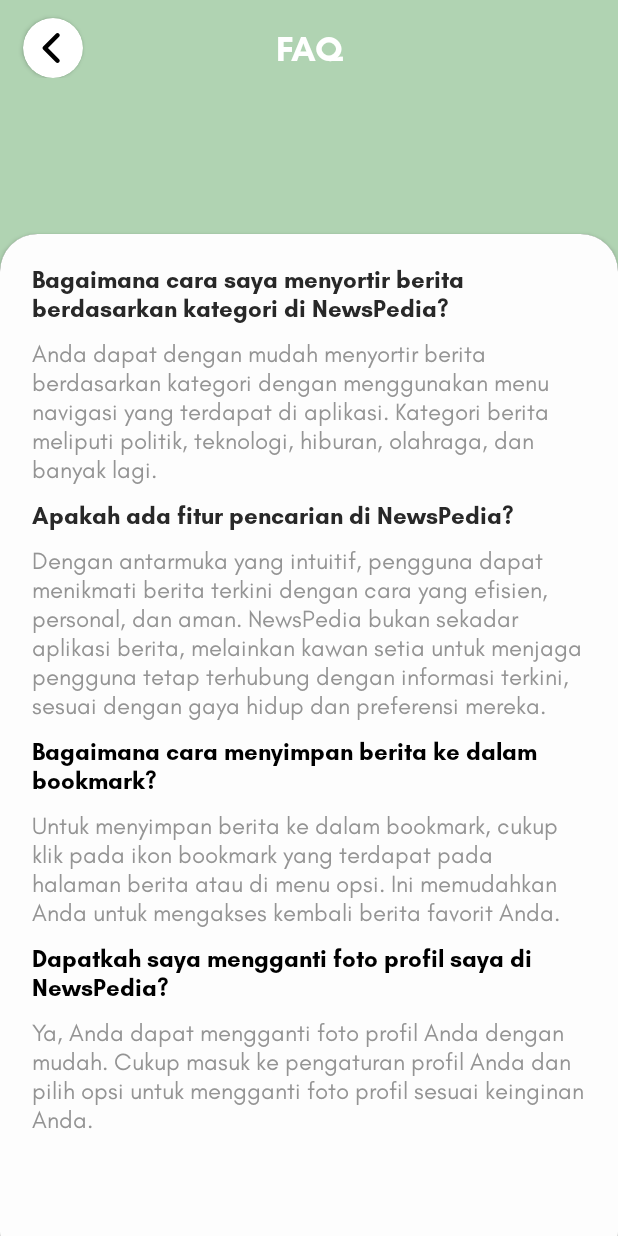
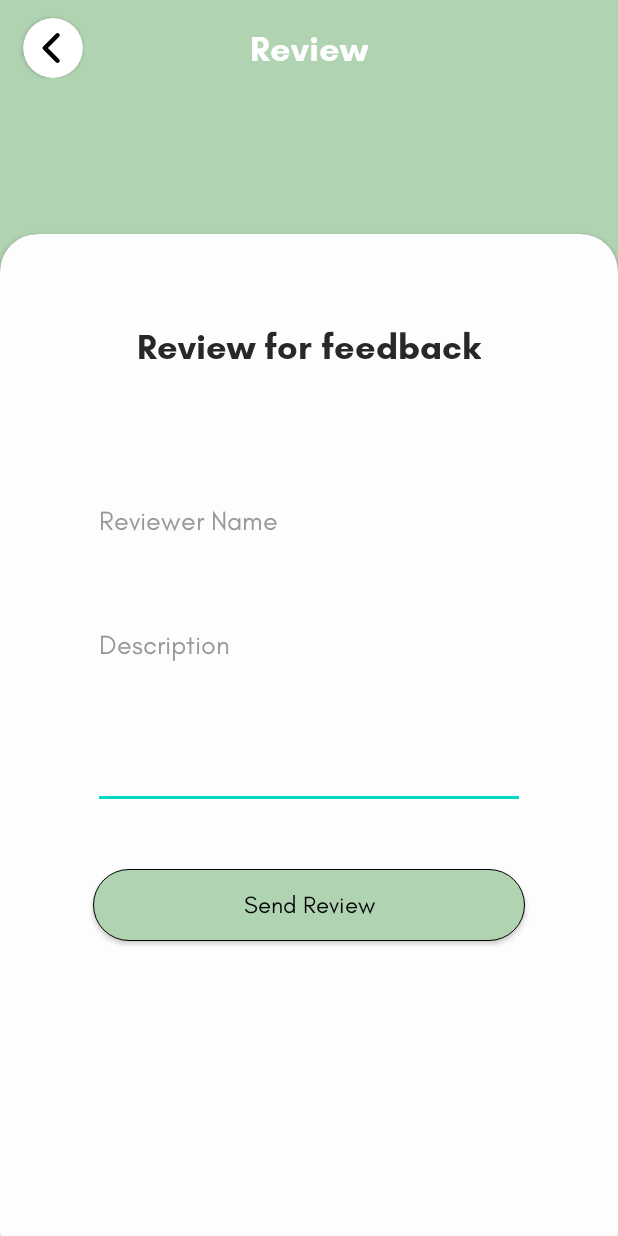
Before and after one commit to DaffaPutraS/newspedia, an Android app: the ReviewActivity screen opened directly, with no data from a screen before it, on a phone screen of 412 x 824 dp. Run offline under Robolectric (Android 15) with nearby library versions, the phone set to English and light mode, and no system bars.

Commit message:
update review page

```diff
--- a/app/src/main/AndroidManifest.xml
+++ b/app/src/main/AndroidManifest.xml
@@ -20,7 +20,7 @@
             android:name=".ContactUsActivity"
             android:exported="false" />
         <activity
-            android:name=".FaqActivity"
+            android:name=".ReviewActivity"
             android:exported="false" />
         <activity
             android:name=".AboutActivity"
--- a/app/src/main/java/com/example/newspedia/Fragment/ProfileFragment.java
+++ b/app/src/main/java/com/example/newspedia/Fragment/ProfileFragment.java
@@ -7,7 +7,6 @@ import android.content.Intent;
 import android.net.Uri;
 import android.os.Bundle;
 import android.provider.MediaStore;
-import android.text.TextUtils;
 import android.util.Log;
 import android.view.LayoutInflater;
 import android.view.View;
@@ -24,8 +23,7 @@ import com.bumptech.glide.Glide;
 import com.example.newspedia.AboutActivity;
 import com.example.newspedia.ChangePassActivity;
 import com.example.newspedia.ContactUsActivity;
-import com.example.newspedia.FaqActivity;
-import com.example.newspedia.LoginActivity;
+import com.example.newspedia.ReviewActivity;
 import com.example.newspedia.MainActivity;
 import com.example.newspedia.R;
 import com.example.newspedia.Welcome;
@@ -41,7 +39,6 @@ import com.google.firebase.database.DatabaseReference;
 import com.google.firebase.database.FirebaseDatabase;
 import com.google.firebase.database.ValueEventListener;
 import com.google.firebase.storage.FirebaseStorage;
-import com.google.firebase.storage.StorageException;
 import com.google.firebase.storage.StorageReference;
 import com.google.firebase.storage.UploadTask;
 
@@ -138,7 +135,7 @@ public class ProfileFragment extends Fragment {
             @Override
             public void onClick(View view) {
                 // Intent untuk membuka FAQActivity
-                Intent intent = new Intent(getActivity(), FaqActivity.class);
+                Intent intent = new Intent(getActivity(), ReviewActivity.class);
                 startActivity(intent);
             }
         });
--- a/app/src/main/java/com/example/newspedia/FaqActivity.java
+++ b/app/src/main/java/com/example/newspedia/ReviewActivity.java
@@ -7,14 +7,14 @@ import android.content.pm.ActivityInfo;
 import android.os.Bundle;
 import android.view.View;
 
-public class FaqActivity extends AppCompatActivity {
+public class ReviewActivity extends AppCompatActivity {
 
     CardView cardArrowLeftFAQ;
 
     @Override
     protected void onCreate(Bundle savedInstanceState) {
         super.onCreate(savedInstanceState);
-        setContentView(R.layout.activity_faq);
+        setContentView(R.layout.activity_review);
 
         this.setRequestedOrientation(ActivityInfo.SCREEN_ORIENTATION_PORTRAIT);
 
--- a/app/src/main/res/layout/activity_faq.xml
+++ /dev/null
@@ -1,193 +0,0 @@
-<?xml version="1.0" encoding="utf-8"?>
-<androidx.constraintlayout.widget.ConstraintLayout xmlns:android="http://schemas.android.com/apk/res/android"
-    xmlns:app="http://schemas.android.com/apk/res-auto"
-    xmlns:tools="http://schemas.android.com/tools"
-    android:layout_width="match_parent"
-    android:layout_height="match_parent"
-    android:background="@color/green_muda"
-    tools:context=".AboutActivity">
-
-    <androidx.cardview.widget.CardView
-        android:layout_width="match_parent"
-        android:layout_height="690dp"
-        android:layout_marginBottom="-22dp"
-        app:cardCornerRadius="25dp"
-        app:layout_constraintBottom_toBottomOf="parent"
-        app:layout_constraintEnd_toEndOf="parent"
-        app:layout_constraintStart_toStartOf="parent">
-
-        <androidx.constraintlayout.widget.ConstraintLayout
-            android:layout_width="match_parent"
-            android:layout_height="match_parent"
-            android:background="@color/white_samar">
-
-            <ScrollView
-                android:layout_width="match_parent"
-                android:layout_height="wrap_content"
-                app:layout_constraintEnd_toEndOf="parent"
-                app:layout_constraintStart_toStartOf="parent"
-                app:layout_constraintTop_toTopOf="parent">
-
-                <androidx.constraintlayout.widget.ConstraintLayout
-                    android:layout_width="match_parent"
-                    android:layout_height="wrap_content">
-
-                    <TextView
-                        android:id="@+id/textView20"
-                        android:layout_width="370dp"
-                        android:layout_height="wrap_content"
-                        android:layout_marginTop="10dp"
-                        android:fontFamily="@font/glacial_reguler"
-                        android:text="Ya, Anda dapat mengganti foto profil Anda dengan mudah. Cukup masuk ke pengaturan profil Anda dan pilih opsi untuk mengganti foto profil sesuai keinginan Anda."
-                        android:textColor="#949494"
-                        android:textSize="16sp"
-                        app:layout_constraintEnd_toEndOf="parent"
-                        app:layout_constraintStart_toStartOf="parent"
-                        app:layout_constraintTop_toBottomOf="@+id/textView19" />
-
-                    <TextView
-                        android:id="@+id/textView19"
-                        android:layout_width="370dp"
-                        android:layout_height="wrap_content"
-                        android:layout_marginTop="10dp"
-                        android:fontFamily="@font/glacial_blod"
-                        android:text="Dapatkah saya mengganti foto profil saya di NewsPedia?"
-                        android:textColor="#000000"
-                        android:textSize="16sp"
-                        app:layout_constraintEnd_toEndOf="parent"
-                        app:layout_constraintStart_toStartOf="parent"
-                        app:layout_constraintTop_toBottomOf="@+id/textWorld" />
-
-                    <TextView
-                        android:id="@+id/textWorld"
-                        android:layout_width="370dp"
-                        android:layout_height="wrap_content"
-                        android:layout_marginTop="10dp"
-                        android:fontFamily="@font/glacial_reguler"
-                        android:text="Untuk menyimpan berita ke dalam bookmark, cukup klik pada ikon bookmark yang terdapat pada halaman berita atau di menu opsi. Ini memudahkan Anda untuk mengakses kembali berita favorit Anda."
-                        android:textColor="#949494"
-                        android:textSize="16sp"
-                        app:layout_constraintEnd_toEndOf="parent"
-                        app:layout_constraintStart_toStartOf="parent"
-                        app:layout_constraintTop_toBottomOf="@+id/textView12" />
-
-                    <TextView
-                        android:id="@+id/textView12"
-                        android:layout_width="370dp"
-                        android:layout_height="wrap_content"
-                        android:layout_marginTop="10dp"
-                        android:fontFamily="@font/glacial_blod"
-                        android:text="Bagaimana cara menyimpan berita ke dalam bookmark?"
-                        android:textColor="#000000"
-                        android:textSize="16sp"
-                        app:layout_constraintEnd_toEndOf="parent"
-                        app:layout_constraintStart_toStartOf="parent"
-                        app:layout_constraintTop_toBottomOf="@+id/textView18" />
-
-                    <TextView
-                        android:id="@+id/textView18"
-                        android:layout_width="370dp"
-                        android:layout_height="wrap_content"
-                        android:layout_marginTop="10dp"
-                        android:fontFamily="@font/glacial_reguler"
-                        android:text="Dengan antarmuka yang intuitif, pengguna dapat menikmati berita terkini dengan cara yang efisien, personal, dan aman. NewsPedia bukan sekadar aplikasi berita, melainkan kawan setia untuk menjaga pengguna tetap terhubung dengan informasi terkini, sesuai dengan gaya hidup dan preferensi mereka."
-                        android:textColor="#949494"
-                        android:textSize="16sp"
-                        app:layout_constraintEnd_toEndOf="parent"
-                        app:layout_constraintStart_toStartOf="parent"
-                        app:layout_constraintTop_toBottomOf="@+id/textView17" />
-
-                    <TextView
-                        android:id="@+id/textView17"
-                        android:layout_width="370dp"
-                        android:layout_height="wrap_content"
-                        android:layout_marginTop="10dp"
-                        android:fontFamily="@font/glacial_blod"
-                        android:text="Apakah ada fitur pencarian di NewsPedia?"
-                        android:textColor="#282828"
-                        android:textSize="16sp"
-                        app:layout_constraintEnd_toEndOf="parent"
-                        app:layout_constraintStart_toStartOf="parent"
-                        app:layout_constraintTop_toBottomOf="@+id/textView15" />
-
-                    <TextView
-                        android:id="@+id/textView15"
-                        android:layout_width="370dp"
-                        android:layout_height="wrap_content"
-                        android:layout_marginTop="10dp"
-                        android:fontFamily="@font/glacial_reguler"
-                        android:text="Anda dapat dengan mudah menyortir berita berdasarkan kategori dengan menggunakan menu navigasi yang terdapat di aplikasi. Kategori berita meliputi politik, teknologi, hiburan, olahraga, dan banyak lagi."
-                        android:textColor="#949494"
-                        android:textSize="16sp"
-                        app:layout_constraintEnd_toEndOf="parent"
-                        app:layout_constraintStart_toStartOf="parent"
-                        app:layout_constraintTop_toBottomOf="@+id/textView14" />
-
-                    <TextView
-                        android:id="@+id/textView14"
-                        android:layout_width="370dp"
-                        android:layout_height="wrap_content"
-                        android:layout_marginTop="20dp"
-                        android:fontFamily="@font/glacial_blod"
-                        android:text="Bagaimana cara saya menyortir berita berdasarkan kategori di NewsPedia?"
-                        android:textColor="#282828"
-                        android:textSize="16sp"
-                        app:layout_constraintEnd_toEndOf="parent"
-                        app:layout_constraintStart_toStartOf="parent"
-                        app:layout_constraintTop_toTopOf="parent" />
-                </androidx.constraintlayout.widget.ConstraintLayout>
-            </ScrollView>
-
-        </androidx.constraintlayout.widget.ConstraintLayout>
-    </androidx.cardview.widget.CardView>
-
-    <androidx.constraintlayout.widget.ConstraintLayout
-        android:id="@+id/constraintLayout"
-        android:layout_width="match_parent"
-        android:layout_height="wrap_content"
-        app:layout_constraintEnd_toEndOf="parent"
-        app:layout_constraintStart_toStartOf="parent"
-        app:layout_constraintTop_toTopOf="parent">
-
-        <TextView
-            android:id="@+id/textView6"
-            android:layout_width="wrap_content"
-            android:layout_height="wrap_content"
-            android:layout_marginTop="12dp"
-            android:fontFamily="@font/glacial_blod"
-            android:text="FAQ"
-            android:textColor="#FFFFFF"
-            android:textSize="24sp"
-            app:layout_constraintBottom_toBottomOf="parent"
-            app:layout_constraintEnd_toEndOf="parent"
-            app:layout_constraintStart_toStartOf="parent"
-            app:layout_constraintTop_toTopOf="parent" />
-
-        <androidx.cardview.widget.CardView
-            android:id="@+id/cardArrowLeftFAQ"
-            android:layout_width="40dp"
-            android:layout_height="40dp"
-            android:layout_marginStart="15dp"
-            android:layout_marginTop="12dp"
-            app:cardBackgroundColor="#FFFFFF"
-            app:cardCornerRadius="20dp"
-            app:layout_constraintStart_toStartOf="parent"
-            app:layout_constraintTop_toTopOf="parent">
-
-            <androidx.constraintlayout.widget.ConstraintLayout
-                android:layout_width="match_parent"
-                android:layout_height="match_parent">
-
-                <ImageView
-                    android:id="@+id/imageView10"
-                    android:layout_width="wrap_content"
-                    android:layout_height="wrap_content"
-                    android:src="@drawable/arrow_left"
-                    app:layout_constraintBottom_toBottomOf="parent"
-                    app:layout_constraintEnd_toEndOf="parent"
-                    app:layout_constraintStart_toStartOf="parent"
-                    app:layout_constraintTop_toTopOf="parent" />
-            </androidx.constraintlayout.widget.ConstraintLayout>
-        </androidx.cardview.widget.CardView>
-    </androidx.constraintlayout.widget.ConstraintLayout>
-</androidx.constraintlayout.widget.ConstraintLayout>
--- /dev/null
+++ b/app/src/main/res/layout/activity_review.xml
@@ -0,0 +1,144 @@
+<?xml version="1.0" encoding="utf-8"?>
+<androidx.constraintlayout.widget.ConstraintLayout xmlns:android="http://schemas.android.com/apk/res/android"
+    xmlns:app="http://schemas.android.com/apk/res-auto"
+    xmlns:tools="http://schemas.android.com/tools"
+    android:layout_width="match_parent"
+    android:layout_height="match_parent"
+    android:background="@color/green_muda"
+    tools:context=".AboutActivity">
+
+    <androidx.cardview.widget.CardView
+        android:layout_width="match_parent"
+        android:layout_height="690dp"
+        android:layout_marginBottom="-22dp"
+        app:cardCornerRadius="25dp"
+        app:layout_constraintBottom_toBottomOf="parent"
+        app:layout_constraintEnd_toEndOf="parent"
+        app:layout_constraintStart_toStartOf="parent">
+
+        <androidx.constraintlayout.widget.ConstraintLayout
+            android:layout_width="match_parent"
+            android:layout_height="match_parent"
+            android:background="@color/white_samar">
+
+            <androidx.constraintlayout.widget.ConstraintLayout
+                android:layout_width="match_parent"
+                android:layout_height="match_parent"
+                app:layout_constraintEnd_toEndOf="parent"
+                app:layout_constraintStart_toStartOf="parent"
+                app:layout_constraintTop_toTopOf="parent">
+
+                <androidx.appcompat.widget.AppCompatButton
+                    android:id="@+id/sendReviewBtn"
+                    android:layout_width="288dp"
+                    android:layout_height="wrap_content"
+                    android:layout_marginTop="40dp"
+                    android:background="@drawable/btn1"
+                    android:fontFamily="@font/glacial_reguler"
+                    android:text="Send Review"
+                    android:textAllCaps="false"
+                    android:textColor="#040404"
+                    android:textSize="16sp"
+                    app:layout_constraintEnd_toEndOf="parent"
+                    app:layout_constraintStart_toStartOf="parent"
+                    app:layout_constraintTop_toBottomOf="@+id/emailRegisterInputText3" />
+
+                <EditText
+                    android:id="@+id/emailRegisterInputText3"
+                    android:layout_width="288dp"
+                    android:layout_height="wrap_content"
+                    android:layout_marginTop="40dp"
+                    android:ems="10"
+                    android:fontFamily="@font/glacial_reguler"
+                    android:gravity="top"
+                    android:hint="Description"
+                    android:inputType="textMultiLine"
+                    android:lines="5"
+                    android:textColor="#999999"
+                    android:textColorHint="#999999"
+                    app:layout_constraintEnd_toEndOf="parent"
+                    app:layout_constraintStart_toStartOf="parent"
+                    app:layout_constraintTop_toBottomOf="@+id/inputReviewName" />
+
+                <EditText
+                    android:id="@+id/inputReviewName"
+                    android:layout_width="288dp"
+                    android:layout_height="wrap_content"
+                    android:layout_marginTop="80dp"
+                    android:ems="10"
+                    android:fontFamily="@font/glacial_reguler"
+                    android:hint="Reviewer Name"
+                    android:inputType="text"
+                    android:textColor="#999999"
+                    android:textColorHint="#999999"
+                    app:layout_constraintEnd_toEndOf="parent"
+                    app:layout_constraintStart_toStartOf="parent"
+                    app:layout_constraintTop_toBottomOf="@+id/textView14" />
+
+                <TextView
+                    android:id="@+id/textView14"
+                    android:layout_width="wrap_content"
+                    android:layout_height="wrap_content"
+                    android:layout_marginTop="60dp"
+                    android:fontFamily="@font/glacial_blod"
+                    android:text="Review for feedback"
+                    android:textColor="#282828"
+                    android:textSize="24sp"
+                    app:layout_constraintEnd_toEndOf="parent"
+                    app:layout_constraintStart_toStartOf="parent"
+                    app:layout_constraintTop_toTopOf="parent" />
+            </androidx.constraintlayout.widget.ConstraintLayout>
+
+        </androidx.constraintlayout.widget.ConstraintLayout>
+    </androidx.cardview.widget.CardView>
+
+    <androidx.constraintlayout.widget.ConstraintLayout
+        android:id="@+id/constraintLayout"
+        android:layout_width="match_parent"
+        android:layout_height="wrap_content"
+        app:layout_constraintEnd_toEndOf="parent"
+        app:layout_constraintStart_toStartOf="parent"
+        app:layout_constraintTop_toTopOf="parent">
+
+        <TextView
+            android:id="@+id/textView6"
+            android:layout_width="wrap_content"
+            android:layout_height="wrap_content"
+            android:layout_marginTop="12dp"
+            android:fontFamily="@font/glacial_blod"
+            android:text="Review"
+            android:textColor="#FFFFFF"
+            android:textSize="24sp"
+            app:layout_constraintBottom_toBottomOf="parent"
+            app:layout_constraintEnd_toEndOf="parent"
+            app:layout_constraintStart_toStartOf="parent"
+            app:layout_constraintTop_toTopOf="parent" />
+
+        <androidx.cardview.widget.CardView
+            android:id="@+id/cardArrowLeftFAQ"
+            android:layout_width="40dp"
+            android:layout_height="40dp"
+            android:layout_marginStart="15dp"
+            android:layout_marginTop="12dp"
+            app:cardBackgroundColor="#FFFFFF"
+            app:cardCornerRadius="20dp"
+            app:layout_constraintStart_toStartOf="parent"
+            app:layout_constraintTop_toTopOf="parent">
+
+            <androidx.constraintlayout.widget.ConstraintLayout
+                android:layout_width="match_parent"
+                android:layout_height="match_parent">
+
+                <ImageView
+                    android:id="@+id/imageView10"
+                    android:layout_width="wrap_content"
+                    android:layout_height="wrap_content"
+                    android:src="@drawable/arrow_left"
+                    app:layout_constraintBottom_toBottomOf="parent"
+                    app:layout_constraintEnd_toEndOf="parent"
+                    app:layout_constraintStart_toStartOf="parent"
+                    app:layout_constraintTop_toTopOf="parent" />
+            </androidx.constraintlayout.widget.ConstraintLayout>
+        </androidx.cardview.widget.CardView>
+    </androidx.constraintlayout.widget.ConstraintLayout>
+</androidx.constraintlayout.widget.ConstraintLayout>
--- a/app/src/main/res/layout/fragment_profile.xml
+++ b/app/src/main/res/layout/fragment_profile.xml
@@ -152,10 +152,10 @@
                             android:layout_width="wrap_content"
                             android:layout_height="wrap_content"
                             android:layout_marginStart="20dp"
-                            android:text="FAQ"
+                            android:fontFamily="@font/glacial_reguler"
+                            android:text="Review"
                             android:textColor="#000000"
                             android:textSize="16sp"
-                            android:fontFamily="@font/glacial_reguler"
                             app:layout_constraintBottom_toBottomOf="parent"
                             app:layout_constraintStart_toEndOf="@+id/imageFAQ"
                             app:layout_constraintTop_toTopOf="parent" />
```
